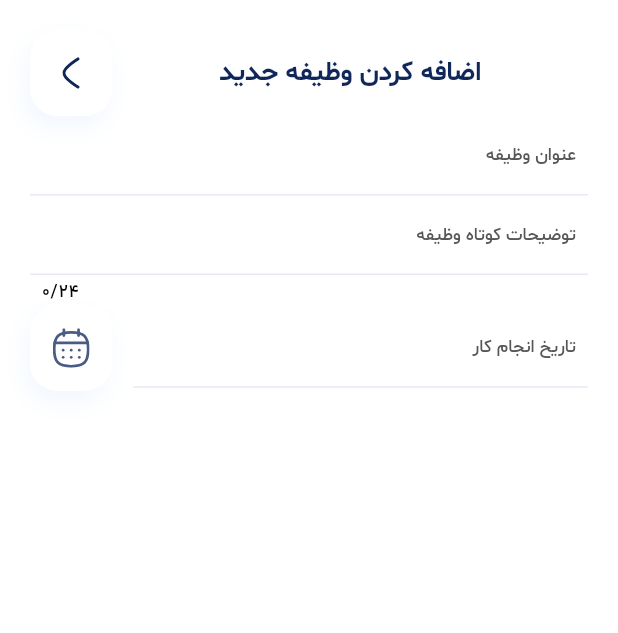
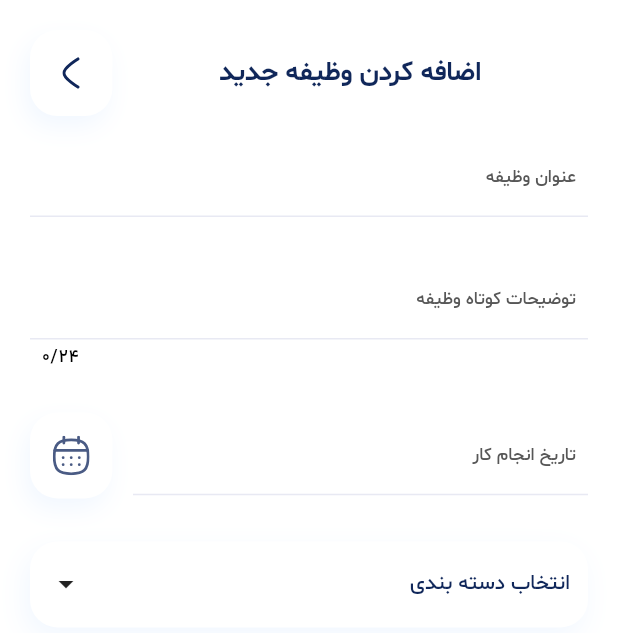
Before and after one commit to NovaTeamDevs/nova_task, a Flutter app: the screen it shows after launch, item 3 of the bottom bar chosen, on a phone screen of 412 x 824 dp. Shown: the top 633 px of the screen. Run offline on Flutter 3.47's test engine with Material 3 defaults, Android fonts, the phone set to English and light mode, and no system bars; our stand-ins replace flutter_screenutil, flutter_svg, get, loading_animation_widget.

Commit message:
impl SelectCategoryButton custom widget

```diff
--- a/lib/core/resources/app_strings.dart
+++ b/lib/core/resources/app_strings.dart
@@ -9,6 +9,7 @@ class AppStrings {
   static const taskTitleLabel = "عنوان وظیفه";
   static const taskDescription = "توضیحات کوتاه وظیفه";
   static const taskDateLabel = "تاریخ انجام کار";
+  static const selectCategory = "انتخاب دسته بندی";
   static const addTask = "اضافه کردن وظیفه جدید";
   static const todayTaskListHeader = "لیست کارهای امروز شما";
 }
--- /dev/null
+++ b/lib/core/widgets/select_category_button.dart
@@ -0,0 +1,35 @@
+import 'package:flutter/material.dart';
+import 'package:flutter_screenutil/flutter_screenutil.dart';
+import 'package:get/get.dart';
+import 'package:nova_task/core/resources/app_strings.dart';
+import 'package:nova_task/core/resources/dimens.dart';
+
+class SelectCategoryButton extends StatelessWidget {
+  const SelectCategoryButton({
+    super.key,
+  });
+
+  @override
+  Widget build(BuildContext context) {
+    return Container(
+        width: double.infinity,
+        height: 48.h,
+        padding: const EdgeInsets.symmetric(horizontal: Dimens.medium),
+        decoration: BoxDecoration(
+            borderRadius: BorderRadius.circular(16.r),
+            color: const Color(0xFFFFFFFF),
+            boxShadow: [
+              BoxShadow(
+                  color: context.theme.colorScheme.shadow,
+                  blurRadius: 15,
+                  offset: const Offset(-3, 7))
+            ]),
+        child: const Row(
+          children: [
+            Text(AppStrings.selectCategory),
+            Spacer(),
+            Icon(Icons.arrow_drop_down)
+          ],
+        ));
+  }
+}
--- a/lib/views/add_or_edit_task.dart
+++ b/lib/views/add_or_edit_task.dart
@@ -1,9 +1,11 @@
+import 'package:flutter/cupertino.dart';
 import 'package:flutter/material.dart';
 import 'package:flutter_screenutil/flutter_screenutil.dart';
 import 'package:get/get.dart';
 import 'package:nova_task/core/resources/app_strings.dart';
 import 'package:nova_task/core/resources/dimens.dart';
 import 'package:nova_task/core/widgets/back_button_widget.dart';
+import 'package:nova_task/core/widgets/select_category_button.dart';
 import 'package:nova_task/core/widgets/selected_date_button.dart';
 import 'package:nova_task/core/widgets/text_field_widget.dart';
 
@@ -28,17 +30,24 @@ class AddOrEditTaskScreen extends StatelessWidget {
                     const BackButtonWidget()
                   ],
                 ),
+                // forms
+                SizedBox(height: Dimens.medium.h),
                 const TextFieldWidget(label: AppStrings.taskTitleLabel),
+                SizedBox(height: Dimens.large.h),
                 const TextFieldWidget(label: AppStrings.taskDescription,maxLength: 24),
+                SizedBox(height: Dimens.large.h),
                 // set date
                 Row(
                   crossAxisAlignment: CrossAxisAlignment.center,
                   children: [
                     const Expanded(child: TextFieldWidget(label: AppStrings.taskDateLabel)),
                     SizedBox(width: Dimens.medium.w,),
-                    SelectedDateButton(),
+                    const SelectedDateButton(),
                   ],
-                )
+                ),
+                SizedBox(height: Dimens.large.h),
+                // select category
+                const SelectCategoryButton(),
               ],
             ),
           ),
```
